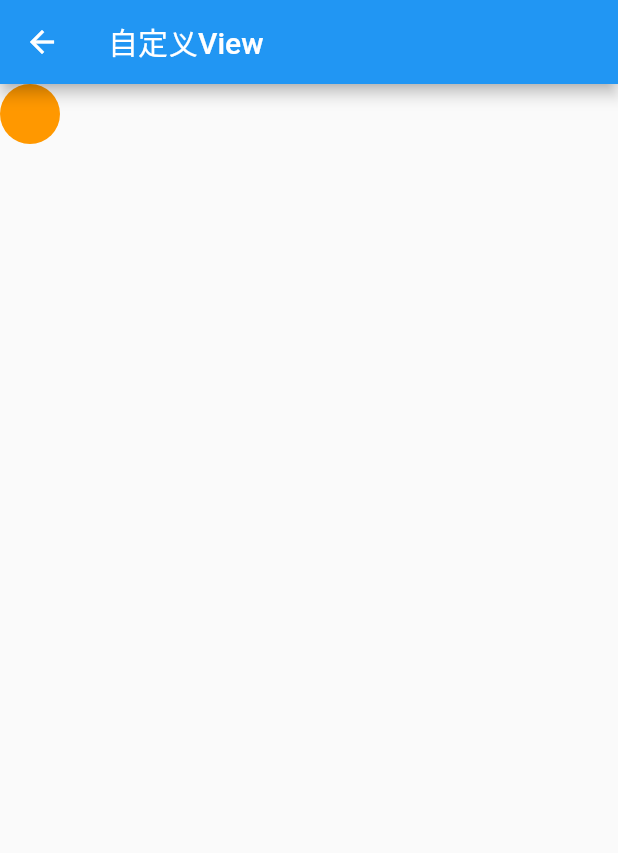
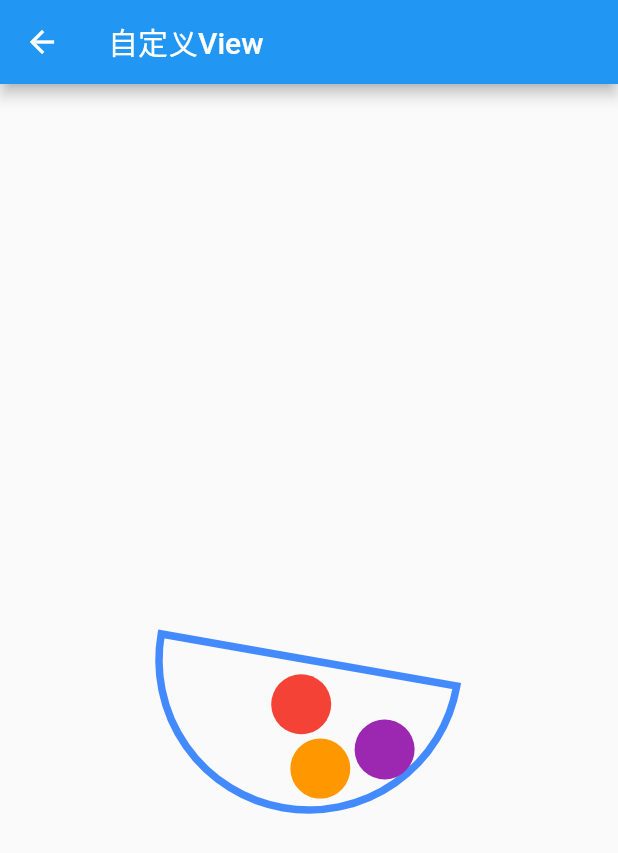
Before and after one commit to szl-IT/flutter, a Flutter app: the CustomViewPage screen opened by its route, on a phone screen of 412 x 824 dp. Shown: the top 853 px of the screen. Run offline on Flutter 3.47's test engine with Material 2 defaults, Android fonts, the phone set to English and light mode, and no system bars; our stand-ins replace dio, flutter_easyloading, flutter_easyrefresh, fluttertoast, pull_to_refresh; missing offline and left inert: flustars.

Commit message:
commit:动画效果添加

```diff
--- a/lib/customview/customview_demo.dart
+++ b/lib/customview/customview_demo.dart
@@ -1,19 +1,71 @@
+import 'dart:math';
+
 import 'package:flutter/cupertino.dart';
 import 'package:flutter/material.dart';
 import 'package:flutter_study/customview/view/my_view.dart';
 
-class CustomViewPage extends StatelessWidget {
+class CustomViewPage extends StatefulWidget {
   const CustomViewPage({Key? key}) : super(key: key);
+
+  @override
+  State<StatefulWidget> createState() {
+    return MyViewState();
+  }
+}
+
+///左右抖动动画
+class MyViewState extends State<CustomViewPage>
+    with SingleTickerProviderStateMixin {
+  late AnimationController _animationController;
+  late Animation<double> animation;
+
+  late int count = 0;
+
+  @override
+  void initState() {
+    super.initState();
+    _animationController = AnimationController(
+        duration: const Duration(milliseconds: 300), vsync: this);
+
+    animation = Tween(begin: -10.0, end: 10.0).animate(_animationController);
+
+    _animationController.forward();
+
+    _animationController.addStatusListener((status) {
+      if (status == AnimationStatus.completed) {
+        _animationController.reverse();
+      } else if (status == AnimationStatus.dismissed) {
+        _animationController.reset();
+        _animationController.forward();
+      }
+    });
+  }
+
+  @override
+  void dispose() {
+    _animationController.dispose();
+    super.dispose();
+  }
 
   @override
   Widget build(BuildContext context) {
     return Scaffold(
-      appBar: AppBar(
-        title: const Text("自定义View"),
-      ),
-      body: CustomPaint(
-        painter: MyView(),
-      ),
-    );
+        appBar: AppBar(
+          title: const Text("自定义View"),
+        ),
+        body: LayoutBuilder(builder: (context, constraints) {
+          return AnimatedBuilder(
+              animation: animation,
+              builder: (context, _) {
+                return Transform(
+                  transform: Matrix4.rotationZ(animation.value * pi / 180),
+                  alignment: Alignment.center,
+                  child: Center(
+                      child: CustomPaint(
+                    painter: MyView(),
+                  )),
+                );
+              });
+        }));
   }
 }
```
Also changed, not shown: lib/customview/view/my_view.dart (+30 -1 lines).
